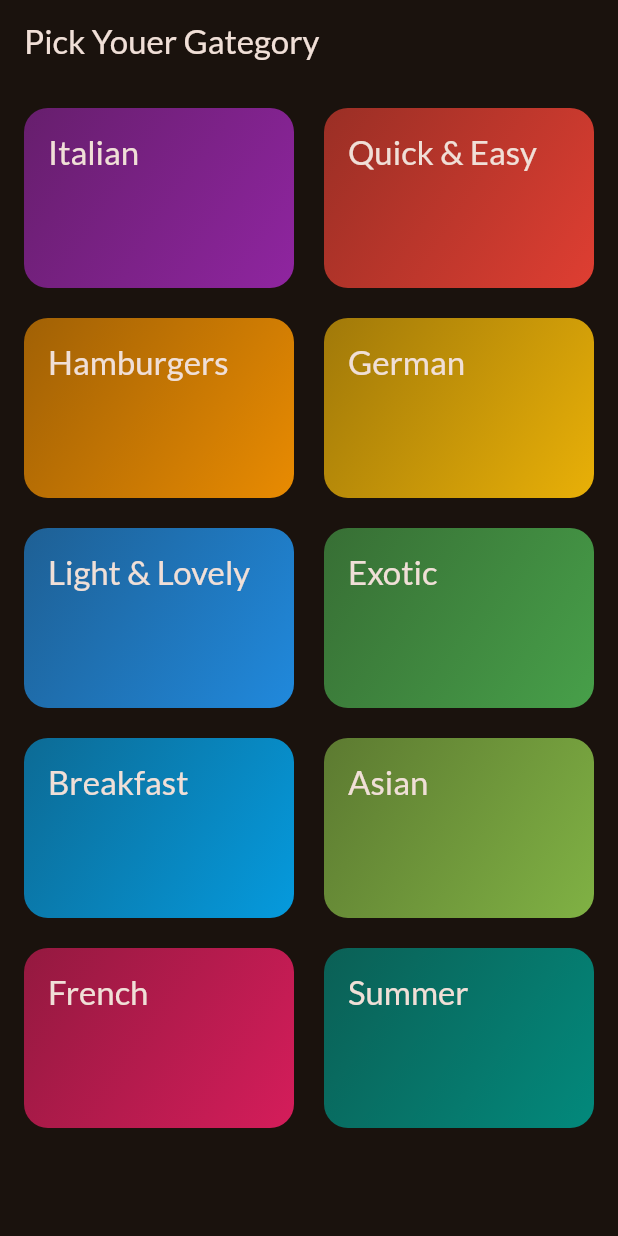
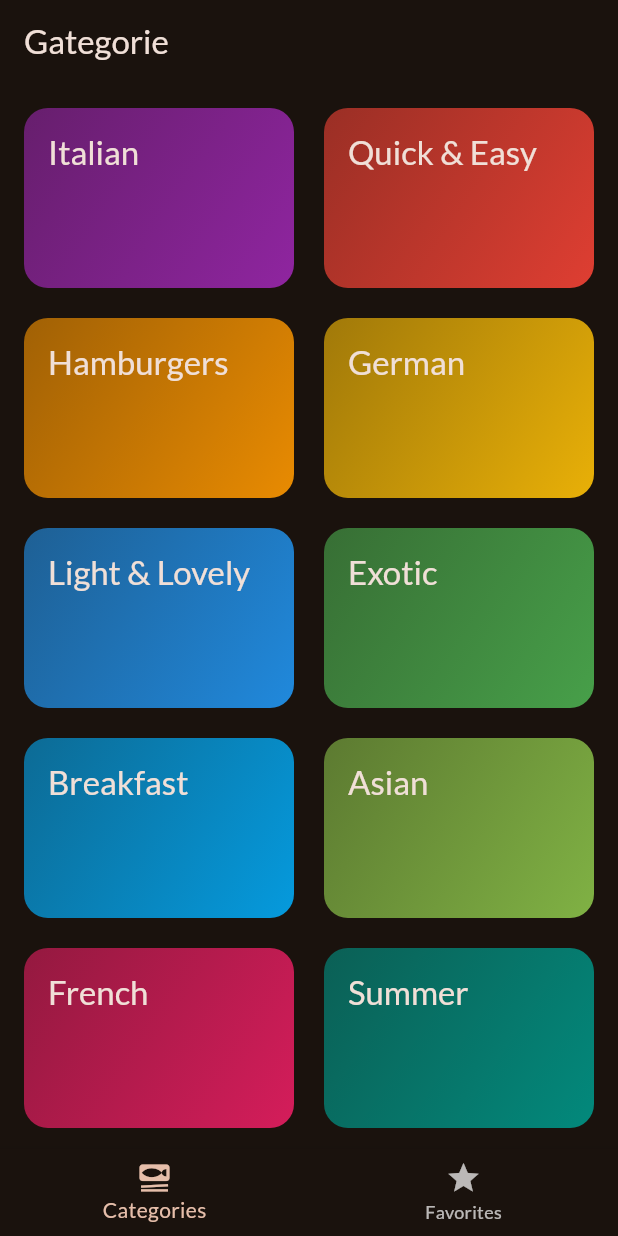
Before and after one commit to mk8270/flutter-Melas-App, a Flutter app: the screen it shows after launch, on a phone screen of 412 x 824 dp. Run offline on Flutter 3.47's test engine with Material 3 defaults, Android fonts, the phone set to English and light mode, and no system bars; our stand-ins replace google_fonts, transparent_image.

```diff
--- a/lib/main.dart
+++ b/lib/main.dart
@@ -1,7 +1,7 @@
 import 'package:flutter/material.dart';
 
 import 'package:google_fonts/google_fonts.dart';
-import 'package:mealsapp/screen/categories.dart';
+import 'package:mealsapp/screen/tabs.dart';
 
 final theme = ThemeData(
   colorScheme: ColorScheme.fromSeed(
@@ -23,7 +23,7 @@ class App extends StatelessWidget {
     return MaterialApp(
       debugShowCheckedModeBanner: false,
       theme: theme,
-      home: const GategorieScreen(),
+      home: const TapsSceen(),
     );
   }
 }
--- a/lib/screen/categories.dart
+++ b/lib/screen/categories.dart
@@ -20,11 +20,7 @@ class GategorieScreen extends StatelessWidget {
 
   @override
   Widget build(BuildContext context) {
-    return Scaffold(
-      appBar: AppBar(
-        title: const Text('Pick Youer Gategory'),
-      ),
-      body: GridView(
+    return GridView(
       padding: const EdgeInsets.all(16),
       gridDelegate: const SliverGridDelegateWithFixedCrossAxisCount(
         crossAxisCount: 2,
@@ -41,7 +37,6 @@ class GategorieScreen extends StatelessWidget {
             category: category,
           )
       ],
-      ),
     );
   }
 }
--- /dev/null
+++ b/lib/screen/tabs.dart
@@ -0,0 +1,52 @@
+import 'package:flutter/material.dart';
+import 'package:mealsapp/screen/categories.dart';
+import 'package:mealsapp/screen/mealscreen.dart';
+
+class TapsSceen extends StatefulWidget {
+  const TapsSceen({super.key});
+
+  @override
+  State<TapsSceen> createState() => _TapsSceenState();
+}
+
+class _TapsSceenState extends State<TapsSceen> {
+  int _selectPageIndex = 0;
+
+  void _selectPage(int value) {
+    setState(() {
+      _selectPageIndex = value;
+    });
+  }
+
+  @override
+  Widget build(BuildContext context) {
+    Widget activePage = const GategorieScreen();
+    var activePageTitle = 'Gategorie';
+
+    if (_selectPageIndex == 1) {
+      activePage = const MealsScreen(meal: []);
+      activePageTitle = 'Foverite';
+    }
+    return Scaffold(
+      appBar: AppBar(
+        title: Text(activePageTitle),
+      ),
+      body: activePage,
+      bottomNavigationBar: BottomNavigationBar(
+        items: const [
+          BottomNavigationBarItem(
+            icon: Icon(
+              Icons.set_meal,
+            ),
+            label: 'Categories',
+          ),
+          BottomNavigationBarItem(icon: Icon(Icons.star), label: 'Favorites')
+        ],
+        onTap: (value) {
+          _selectPage(value);
+        },
+        currentIndex: _selectPageIndex,
+      ),
+    );
+  }
+}
```
Also changed, not shown: lib/screen/meal_details.dart (+47 -2 lines), lib/screen/mealscreen.dart (+7 -3 lines). Lines whose indentation alone changed are shown as unchanged.
